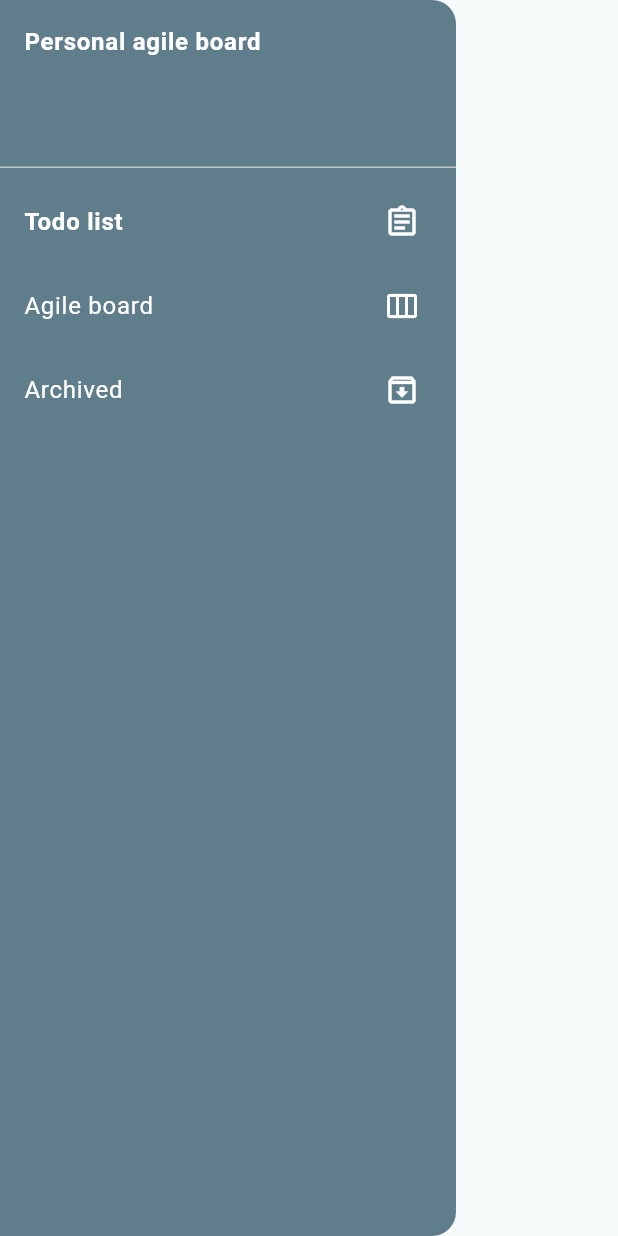
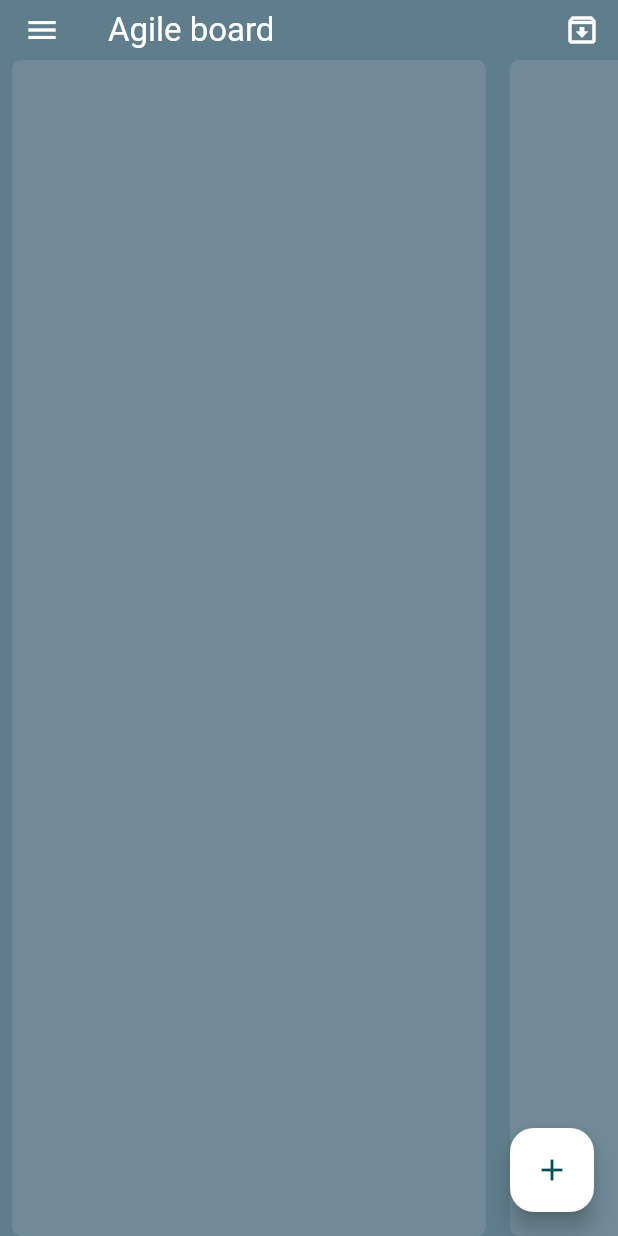
Before and after one commit to KamilMicota42/Personal-Agile-Board, a Flutter app: the MainDrawer widget shown alone on an empty page, opened directly, after a tap on "Agile board", on a phone screen of 412 x 824 dp. Run offline on Flutter 3.47's test engine with Material 3 defaults, Android fonts, the phone set to English and light mode, and no system bars; our stand-ins replace auto_route, equatable, flutter_bloc, freezed_annotation, get_it, hive and 2 more; accounts and stored records are empty.

Commit message:
agile board done

```diff
--- /dev/null
+++ b/lib/presentation/screens/agile_board_screen.dart
@@ -0,0 +1,162 @@
+import 'package:auto_route/auto_route.dart';
+import 'package:default_project_architecture/presentation/cubit/cubit/tasks_cubit.dart';
+import 'package:default_project_architecture/settings/routes/app_router.gr.dart';
+import 'package:default_project_architecture/utils/models/task_model.dart';
+import 'package:flutter/material.dart';
+import 'package:flutter_bloc/flutter_bloc.dart';
+
+import '../../settings/injection.dart';
+import '../../settings/routes/app_router.dart';
+import '../../utils/const/enums/task_enums.dart';
+import '../../widgets/main_app_bar.dart';
+import '../../widgets/main_drawer.dart';
+import '../../widgets/task_card.dart';
+
+@RoutePage()
+class AgileBoardScreen extends StatefulWidget implements AutoRouteWrapper {
+  const AgileBoardScreen({super.key});
+
+  @override
+  State<AgileBoardScreen> createState() => _AgileBoardScreenState();
+
+  @override
+  Widget wrappedRoute(BuildContext context) {
+    getIt<TasksCubit>().readTasks();
+    return this;
+  }
+}
+
+class _AgileBoardScreenState extends State<AgileBoardScreen> {
+  @override
+  Widget build(BuildContext context) {
+    return Scaffold(
+      appBar: MainAppBar(
+        appBarTitle: "Agile board",
+        actions: [
+          IconButton(
+            icon: const Icon(Icons.archive_outlined),
+            color: Colors.white,
+            onPressed: () {
+              _askToArchivedAllTasks();
+            },
+          )
+        ],
+      ),
+      drawer: const MainDrawer(),
+      backgroundColor: Colors.blueGrey,
+      body: BlocBuilder<TasksCubit, TasksState>(
+        bloc: getIt<TasksCubit>(),
+        builder: (context, state) {
+          final isLoading = state.maybeWhen(loading: () => true, orElse: () => false);
+          final errorText = state.maybeWhen(error: (errorText) => errorText, orElse: () => null);
+          List<TaskModel> tasks = state.maybeWhen(success: (tasks) => tasks, orElse: () => []);
+          if (isLoading) {
+            return const Center(
+              child: CircularProgressIndicator(),
+            );
+          } else if (errorText != null) {
+            return Center(
+              child: Text(errorText),
+            );
+          }
+          return ListView.builder(
+            scrollDirection: Axis.horizontal,
+            shrinkWrap: true,
+            itemCount: TaskStatusEnums.values.length,
+            padding: EdgeInsetsDirectional.zero,
+            itemBuilder: (context, currTaskStatus) {
+              return TaskStatusEnums.values[currTaskStatus] != TaskStatusEnums.archived
+                  ? Padding(
+                      padding: const EdgeInsets.symmetric(horizontal: 8),
+                      child: Container(
+                        decoration: BoxDecoration(
+                          borderRadius: BorderRadius.circular(6),
+                          color: Colors.white.withOpacity(0.1),
+                        ),
+                        child: DragTarget<TaskModel>(
+                          onAcceptWithDetails: (task) {
+                            getIt<TasksCubit>().editTask(
+                                task.data.taskId, task.data.copyWith(taskId: task.data.taskId, taskStatus: TaskStatusEnums.values[currTaskStatus]));
+                          },
+                          builder: (context, candidateData, rejectedData) {
+                            return Padding(
+                              padding: const EdgeInsets.all(8),
+                              child: SizedBox(
+                                width: 300,
+                                height: MediaQuery.of(context).size.height,
+                                child: ListView.builder(
+                                  itemCount: tasks.length,
+                                  shrinkWrap: true,
+                                  itemBuilder: (context, currTask) {
+                                    return (tasks[currTask].taskStatus == TaskStatusEnums.values[currTaskStatus])
+                                        ? LongPressDraggable<TaskModel>(
+                                            delay: const Duration(milliseconds: 100),
+                                            data: tasks[currTask],
+                                            feedback: TaskCard(
+                                              task: tasks[currTask],
+                                            ),
+                                            childWhenDragging: TaskCard(
+                                              task: tasks[currTask],
+                                            ),
+                                            child: TaskCard(
+                                              task: tasks[currTask],
+                                            ),
+                                          )
+                                        : const SizedBox();
+                                  },
+                                ),
+                              ),
+                            );
+                          },
+                        ),
+                      ),
+                    )
+                  : const SizedBox();
+            },
+          );
+        },
+      ),
+      floatingActionButton: FloatingActionButton(
+        backgroundColor: Colors.white,
+        onPressed: () {
+          getIt<AppRouter>().navigate(EditTaskRoute());
+        },
+        child: const Icon(Icons.add_outlined),
+      ),
+    );
+  }
+
+  Future<void> _askToArchivedAllTasks() async {
+    return showDialog<void>(
+      context: context,
+      builder: (BuildContext context) {
+        return AlertDialog(
+          title: const Text('Archived all tasks'),
+          content: const SingleChildScrollView(
+            child: ListBody(
+              children: <Widget>[
+                Text(
+                    'Are You sure You want to archive all the tasks. All tasks available on this board will change status to archived. You will be able to still find them in Archived tab.'),
+              ],
+            ),
+          ),
+          actions: <Widget>[
+            TextButton(
+              child: const Text('Cancel'),
+              onPressed: () {
+                Navigator.of(context).pop();
+              },
+            ),
+            TextButton(
+              child: const Text('Archive'),
+              onPressed: () {
+                getIt<TasksCubit>().archiveAllTasks();
+                Navigator.of(context).pop();
+              },
+            ),
+          ],
+        );
+      },
+    );
+  }
+}
--- a/lib/settings/routes/app_router.dart
+++ b/lib/settings/routes/app_router.dart
@@ -6,7 +6,8 @@ import 'app_router.gr.dart';
 class AppRouter extends $AppRouter {
   @override
   List<AutoRoute> get routes => [
-        AutoRoute(page: TodoRoute.page, initial: true),
+        AutoRoute(page: AgileBoardRoute.page, initial: true),
+        AutoRoute(page: TodoRoute.page),
         AutoRoute(page: ArchivedRoute.page),
         AutoRoute(page: EditTaskRoute.page),
       ];
--- a/lib/widgets/main_app_bar.dart
+++ b/lib/widgets/main_app_bar.dart
@@ -2,9 +2,10 @@ import 'package:flutter/material.dart';
 
 class MainAppBar extends StatelessWidget implements PreferredSizeWidget {
   final String appBarTitle;
-
+  final List<Widget>? actions;
   const MainAppBar({
     required this.appBarTitle,
+    this.actions,
     super.key,
   });
 
@@ -17,6 +18,7 @@ class MainAppBar extends StatelessWidget implements PreferredSizeWidget {
       backgroundColor: Colors.blueGrey,
       title: Text(appBarTitle),
       foregroundColor: Colors.white,
+      actions: actions,
     );
   }
 }
--- a/lib/widgets/main_drawer.dart
+++ b/lib/widgets/main_drawer.dart
@@ -29,6 +29,24 @@ class MainDrawer extends StatelessWidget {
               mainAxisAlignment: MainAxisAlignment.spaceBetween,
               children: [
                 Text(
+                  'Agile board',
+                  style: TextStyle(
+                    color: Colors.white,
+                    fontWeight: getIt<AppRouter>().current.name == "AgileBoardRoute" ? FontWeight.bold : FontWeight.normal,
+                  ),
+                ),
+                const Icon(Icons.view_week_outlined, color: Colors.white),
+              ],
+            ),
+            onTap: () {
+              getIt<AppRouter>().replace(const AgileBoardRoute());
+            },
+          ),
+          ListTile(
+            title: Row(
+              mainAxisAlignment: MainAxisAlignment.spaceBetween,
+              children: [
+                Text(
                   'Todo list',
                   style: TextStyle(
                     color: Colors.white,
@@ -41,19 +59,6 @@ class MainDrawer extends StatelessWidget {
             onTap: () {
               getIt<AppRouter>().replace(const TodoRoute());
             },
-          ),
-          ListTile(
-            title: const Row(
-              mainAxisAlignment: MainAxisAlignment.spaceBetween,
-              children: [
-                Text(
-                  'Agile board',
-                  style: TextStyle(color: Colors.white),
-                ),
-                Icon(Icons.view_week_outlined, color: Colors.white),
-              ],
-            ),
-            onTap: () {},
           ),
           ListTile(
             title: Row(
```
Also changed, not shown: lib/presentation/cubit/cubit/tasks_cubit.dart (+13 -0 lines), lib/presentation/screens/archived_screen.dart (+11 -1 lines), lib/presentation/screens/todo_screen.dart (+11 -1 lines), lib/widgets/task_card.dart (+7 -21 lines), lib/settings/routes/app_router.gr.dart, 11 other files.
